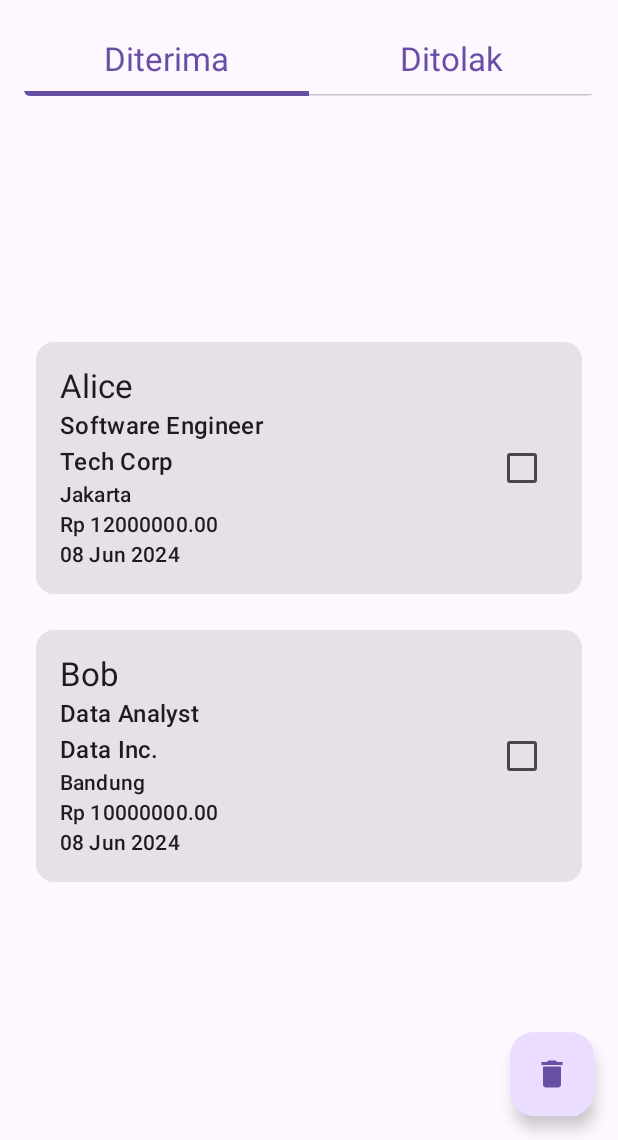
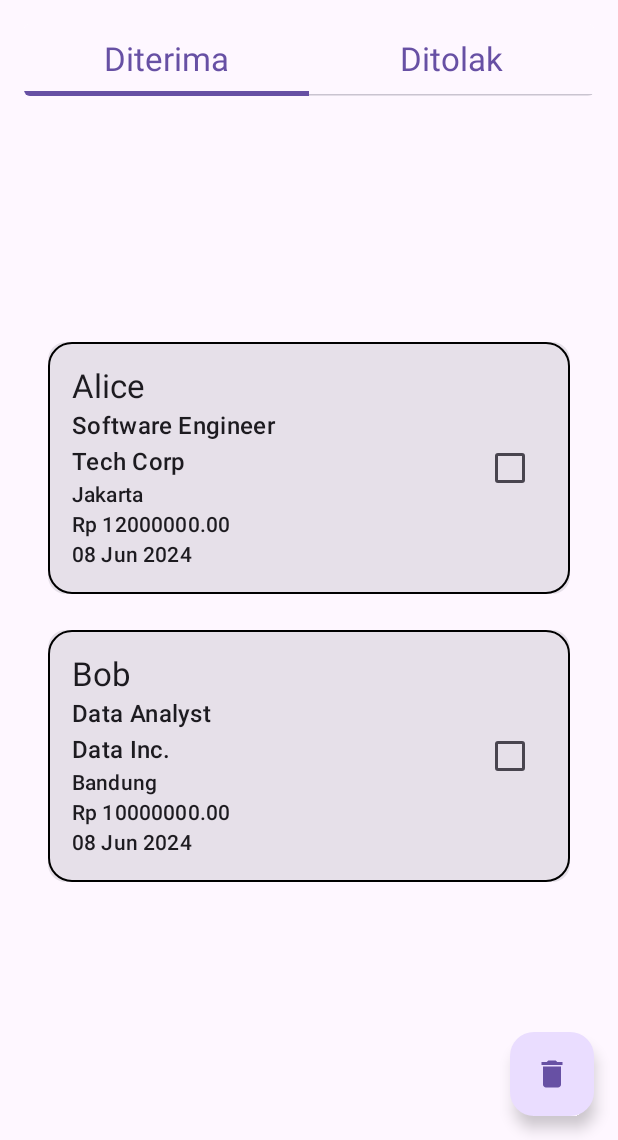
Before and after one commit to aftapasma/infoker, an Android app built with Jetpack Compose: the @Preview function PreviewApplicantDetailListScreen, on a phone screen of 412 x 824 dp, the part 96-1236 px from its top. Run offline under Robolectric (Android 15) with nearby library versions, the phone set to English and light mode, and no system bars.

Commit message:
Mengubah tampilan list company

```diff
--- a/app/src/main/java/org/d3if/infoker/ui/screen/perusahaan/tabs/ListScreen.kt
+++ b/app/src/main/java/org/d3if/infoker/ui/screen/perusahaan/tabs/ListScreen.kt
@@ -2,6 +2,7 @@ package org.d3if.infoker.ui.screen.perusahaan.tabs
 
 import androidx.activity.compose.BackHandler
 import androidx.compose.foundation.background
+import androidx.compose.foundation.border
 import androidx.compose.foundation.clickable
 import androidx.compose.foundation.layout.Arrangement
 import androidx.compose.foundation.layout.Column
@@ -263,8 +264,9 @@ fun JobApplicationItem(
     Card(
         modifier = Modifier
             .fillMaxWidth()
-            .padding(8.dp)
-            .clickable { onClick() }
+            .padding(horizontal = 16.dp, vertical = 8.dp)
+            .border(1.dp, Color.Black, RoundedCornerShape(16.dp))
+            .clickable(onClick = onClick)
     ) {
         Row(
             modifier = Modifier.fillMaxWidth(),
```
